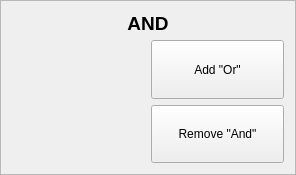
Above: ui/SearchAndFrame.ui from CS-4820-Library-Project/COUNTER-5-Report-Tool-2020-5.0 before the change. Below: the same form after it.
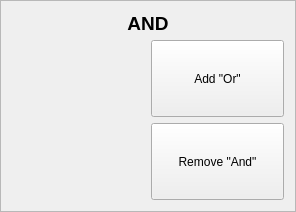
That is the form after the change.

Commit message: got and/or labels working

```diff
--- a/ui/SearchAndFrame.ui
+++ b/ui/SearchAndFrame.ui
@@ -7,7 +7,7 @@
     <x>0</x>
     <y>0</y>
     <width>296</width>
-    <height>175</height>
+    <height>212</height>
    </rect>
   </property>
   <property name="sizePolicy">
```
Left out of the diff: 2 changed lines with no effect on the pictures. The commit also changes 4 other files.
